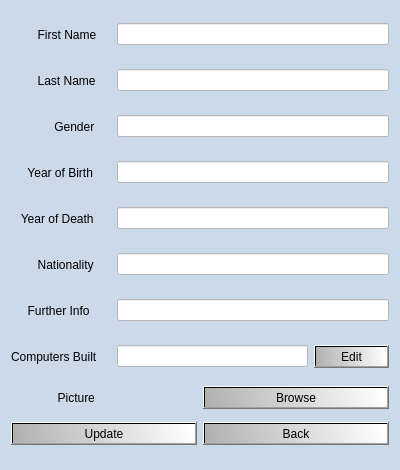
Qt form verklegt_vika_3/verklegt_GUI/UI/editstudentdialog.ui (vilhjalmur12/verklegt_1) before a commit.
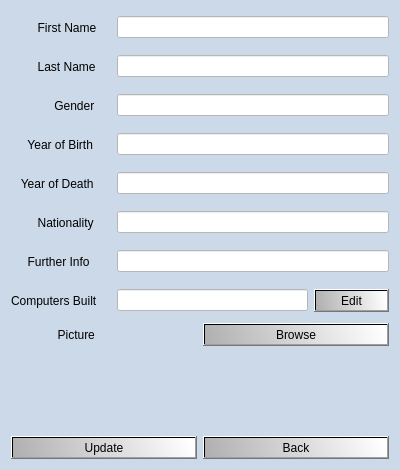
The same form after that commit. Icons and pictures are not drawn.

```diff
--- a/verklegt_vika_3/verklegt_GUI/UI/editstudentdialog.ui
+++ b/verklegt_vika_3/verklegt_GUI/UI/editstudentdialog.ui
@@ -305,7 +305,7 @@
      </item>
     </layout>
    </item>
-   <item row="9" column="0">
+   <item row="10" column="0">
     <layout class="QVBoxLayout" name="verticalLayout_2">
      <item>
       <layout class="QHBoxLayout" name="horizontalLayout_10">
@@ -327,6 +327,13 @@
      </item>
     </layout>
    </item>
+   <item row="9" column="0">
+    <widget class="QLabel" name="label_image">
+     <property name="text">
+      <string/>
+     </property>
+    </widget>
+   </item>
   </layout>
  </widget>
  <resources>
```
